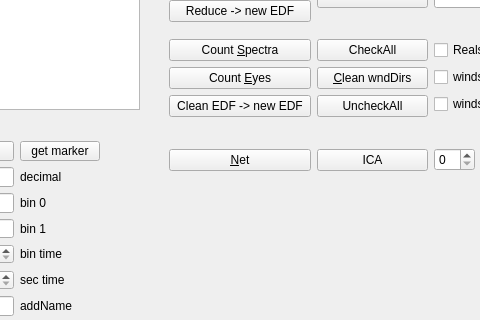
Before: the Qt Designer form mainwindow.ui in ArtfulVampire/SecondGUIrepo, drawn with Qt 5; both pictures show x 122 to 602 and y 387 to 707 of the 1100 by 796 pixel window.
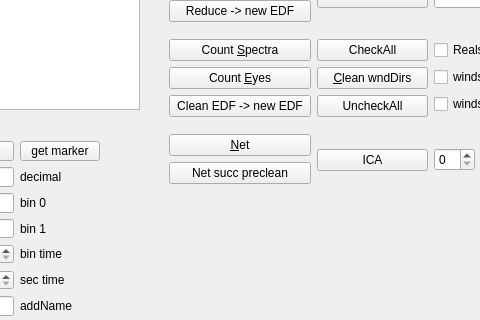
After: the same form once the commit is applied.

Patch:
```diff
--- a/mainwindow.ui
+++ b/mainwindow.ui
@@ -293,13 +293,6 @@
        </item>
       </layout>
      </item>
-     <item row="4" column="0">
-      <widget class="QPushButton" name="netButton">
-       <property name="text">
-        <string>&amp;Net</string>
-       </property>
-      </widget>
-     </item>
      <item row="2" column="0">
       <layout class="QVBoxLayout" name="verticalLayout_3">
        <item>
@@ -413,6 +406,24 @@
        </item>
       </layout>
      </item>
+     <item row="4" column="0">
+      <layout class="QVBoxLayout" name="verticalLayout_4">
+       <item>
+        <widget class="QPushButton" name="netButton">
+         <property name="text">
+          <string>&amp;Net</string>
+         </property>
+        </widget>
+       </item>
+       <item>
+        <widget class="QPushButton" name="succPrecleanPushButton">
+         <property name="text">
+          <string>Net succ preclean</string>
+         </property>
+        </widget>
+       </item>
+      </layout>
+     </item>
     </layout>
    </widget>
    <widget class="QWidget" name="layoutWidget">
```
